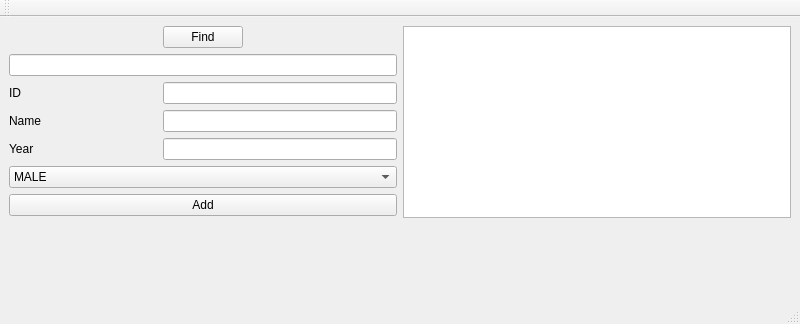
fhideous/MIET-labs-C-plus-plus, file lab3/mainwindow.ui: the form before one commit.
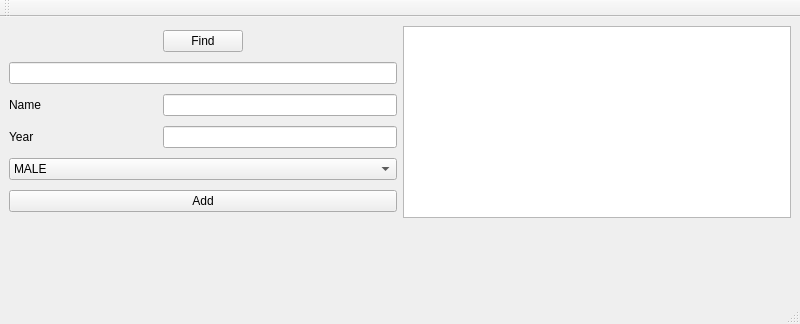
The form after the commit.

Diff of the .ui file:
```diff
--- a/lab3/mainwindow.ui
+++ b/lab3/mainwindow.ui
@@ -49,36 +49,7 @@
     </item>
     <item row="0" column="0">
      <layout class="QGridLayout" name="gridLayout_5">
-      <item row="4" column="0">
-       <widget class="QLabel" name="label_2">
-        <property name="text">
-         <string>Year</string>
-        </property>
-       </widget>
-      </item>
-      <item row="1" column="0" colspan="4">
-       <widget class="QLineEdit" name="lineEdit_3"/>
-      </item>
-      <item row="4" column="1" colspan="3">
-       <widget class="QLineEdit" name="lineEdit_2"/>
-      </item>
-      <item row="3" column="1" colspan="3">
-       <widget class="QLineEdit" name="lineEdit_1"/>
-      </item>
-      <item row="0" column="0">
-       <spacer name="horizontalSpacer_3">
-        <property name="orientation">
-         <enum>Qt::Horizontal</enum>
-        </property>
-        <property name="sizeHint" stdset="0">
-         <size>
-          <width>40</width>
-          <height>20</height>
-         </size>
-        </property>
-       </spacer>
-      </item>
-      <item row="6" column="0" colspan="4">
+      <item row="5" column="0" colspan="4">
        <widget class="QComboBox" name="comboBox">
         <property name="editable">
          <bool>false</bool>
@@ -102,7 +73,14 @@
         </property>
        </widget>
       </item>
-      <item row="7" column="0" colspan="4">
+      <item row="2" column="0">
+       <widget class="QLabel" name="label">
+        <property name="text">
+         <string>Name</string>
+        </property>
+       </widget>
+      </item>
+      <item row="6" column="0" colspan="4">
        <widget class="QPushButton" name="AddBut">
         <property name="text">
          <string>Add</string>
@@ -122,22 +100,34 @@
         </property>
        </spacer>
       </item>
-      <item row="3" column="0">
-       <widget class="QLabel" name="label">
-        <property name="text">
-         <string>Name</string>
-        </property>
-       </widget>
-      </item>
-      <item row="2" column="0">
-       <widget class="QLabel" name="label_3">
-        <property name="text">
-         <string>ID</string>
-        </property>
-       </widget>
-      </item>
       <item row="2" column="1" colspan="3">
-       <widget class="QLineEdit" name="lineEdit_0"/>
+       <widget class="QLineEdit" name="lineEdit_1"/>
+      </item>
+      <item row="3" column="1" colspan="3">
+       <widget class="QLineEdit" name="lineEdit_2"/>
+      </item>
+      <item row="1" column="0" colspan="4">
+       <widget class="QLineEdit" name="lineEdit_3"/>
+      </item>
+      <item row="0" column="0">
+       <spacer name="horizontalSpacer_3">
+        <property name="orientation">
+         <enum>Qt::Horizontal</enum>
+        </property>
+        <property name="sizeHint" stdset="0">
+         <size>
+          <width>40</width>
+          <height>20</height>
+         </size>
+        </property>
+       </spacer>
+      </item>
+      <item row="3" column="0">
+       <widget class="QLabel" name="label_2">
+        <property name="text">
+         <string>Year</string>
+        </property>
+       </widget>
       </item>
      </layout>
     </item>
```
